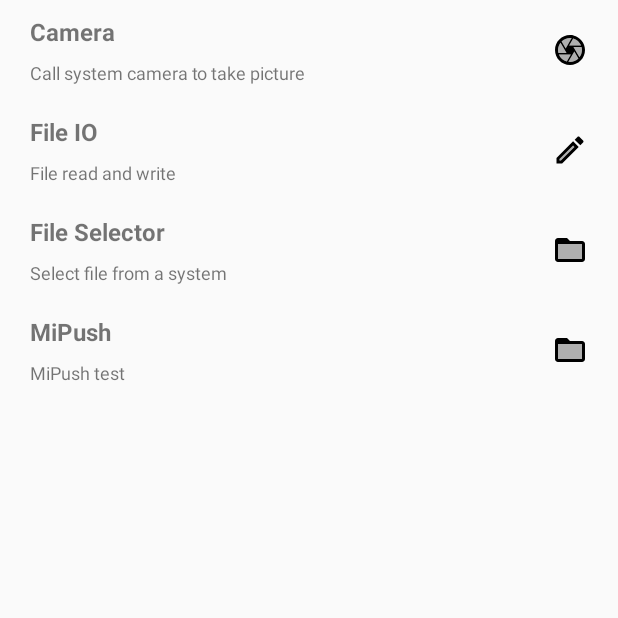
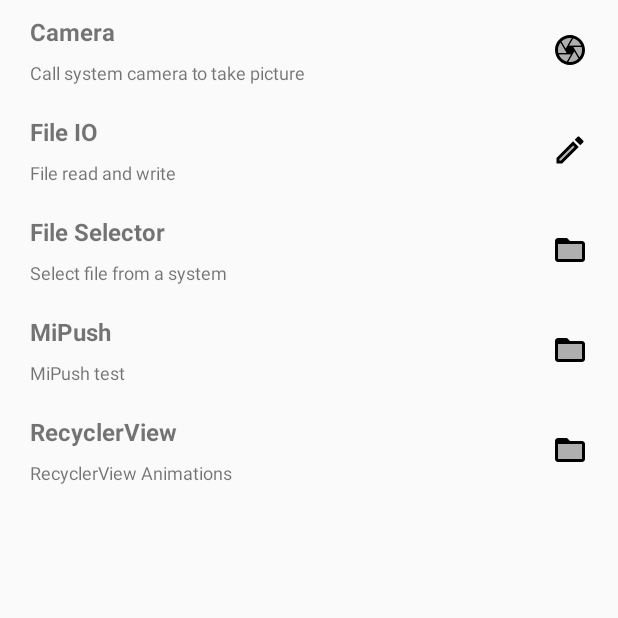
Before and after one commit to wzjing/Template, an Android app: the screen it shows after launch (MainActivity), on a phone screen of 412 x 824 dp, the top half of it. Run offline under Robolectric (Android 15) with nearby library versions, the phone set to English and light mode, and no system bars.

Commit message:
add recyclerview template

```diff
--- a/app/src/main/AndroidManifest.xml
+++ b/app/src/main/AndroidManifest.xml
@@ -14,7 +14,7 @@
     <uses-permission android:name="android.permission.VIBRATE" />
     <!-- suppress DeprecatedClassUsageInspection -->
     <uses-permission android:name="android.permission.GET_TASKS" />
-    <uses-permission android:name="android.permission.WAKE_LOCK"/>
+    <uses-permission android:name="android.permission.WAKE_LOCK" />
 
     <permission
         android:name="com.infinitytech.template.permission.MIPUSH_RECEIVE"
@@ -122,6 +122,8 @@
             android:name=".items.mipush.OrderService"
             android:enabled="true"
             android:exported="true" />
+
+        <activity android:name=".items.RecyclerViewActivity"></activity>
     </application>
 
 </manifest>
--- a/app/src/main/java/com/infinitytech/template/MainActivity.kt
+++ b/app/src/main/java/com/infinitytech/template/MainActivity.kt
@@ -1,19 +1,17 @@
 package com.infinitytech.template
 
-import android.app.Activity
 import android.app.NotificationManager
 import android.content.Context
-import android.content.Intent
+import android.os.Bundle
 import androidx.appcompat.app.AppCompatActivity
-import android.os.Bundle
 import com.infinitytech.template.items.CameraActivity
 import com.infinitytech.template.items.FileSelectorActivity
 import com.infinitytech.template.items.IOActivity
+import com.infinitytech.template.items.RecyclerViewActivity
 import com.infinitytech.template.items.mipush.MiPushActivity
 import com.infinitytech.template.utils.startActivity
 import com.infinitytech.template.utils.w
 import kotlinx.android.synthetic.main.activity_main.*
-import android.view.WindowManager
 
 
 class MainActivity : AppCompatActivity() {
@@ -27,6 +25,7 @@ class MainActivity : AppCompatActivity() {
         item2.setOnClickListener { startActivity<IOActivity>() }
         item3.setOnClickListener { startActivity<FileSelectorActivity>() }
         item4.setOnClickListener { startActivity<MiPushActivity>() }
+        item5.setOnClickListener { startActivity<RecyclerViewActivity>() }
     }
 
     override fun onResume() {
--- /dev/null
+++ b/app/src/main/res/drawable/ic_add_white.xml
@@ -0,0 +1,5 @@
+<vector android:height="24dp" android:tint="#FFFFFF"
+    android:viewportHeight="24.0" android:viewportWidth="24.0"
+    android:width="24dp" xmlns:android="http://schemas.android.com/apk/res/android">
+    <path android:fillColor="#FF000000" android:pathData="M19,13h-6v6h-2v-6H5v-2h6V5h2v6h6v2z"/>
+</vector>
--- a/app/src/main/res/layout/activity_main.xml
+++ b/app/src/main/res/layout/activity_main.xml
@@ -118,6 +118,32 @@
                     app:layout_constraintEnd_toEndOf="parent"
                     app:layout_constraintTop_toTopOf="parent" />
             </androidx.constraintlayout.widget.ConstraintLayout>
+
+            <androidx.constraintlayout.widget.ConstraintLayout
+                android:id="@+id/item5"
+                style="@style/ListItem">
+
+                <TextView
+                    android:id="@+id/title5"
+                    style="@style/ListTitle"
+                    android:text="RecyclerView"
+                    app:layout_constraintStart_toStartOf="parent"
+                    app:layout_constraintTop_toTopOf="parent" />
+
+                <TextView
+                    android:id="@+id/content5"
+                    style="@style/listContent"
+                    android:text="RecyclerView Animations"
+                    app:layout_constraintStart_toStartOf="parent"
+                    app:layout_constraintTop_toBottomOf="@id/title5" />
+
+                <ImageView
+                    style="@style/ListLogo"
+                    android:src="@drawable/ic_folder"
+                    app:layout_constraintBottom_toBottomOf="parent"
+                    app:layout_constraintEnd_toEndOf="parent"
+                    app:layout_constraintTop_toTopOf="parent" />
+            </androidx.constraintlayout.widget.ConstraintLayout>
         </LinearLayout>
     </ScrollView>
 
```
Also changed, not shown: app/build.gradle (+2 -20 lines), app/src/main/java/com/infinitytech/template/items/RecyclerViewActivity.kt (added, +116 -0 lines), app/src/main/res/layout/activity_recycler_view.xml (added, +30 -0 lines), app/src/main/res/layout/item_test.xml (added, +31 -0 lines), build.gradle (+2 -6 lines), 1 other file.
